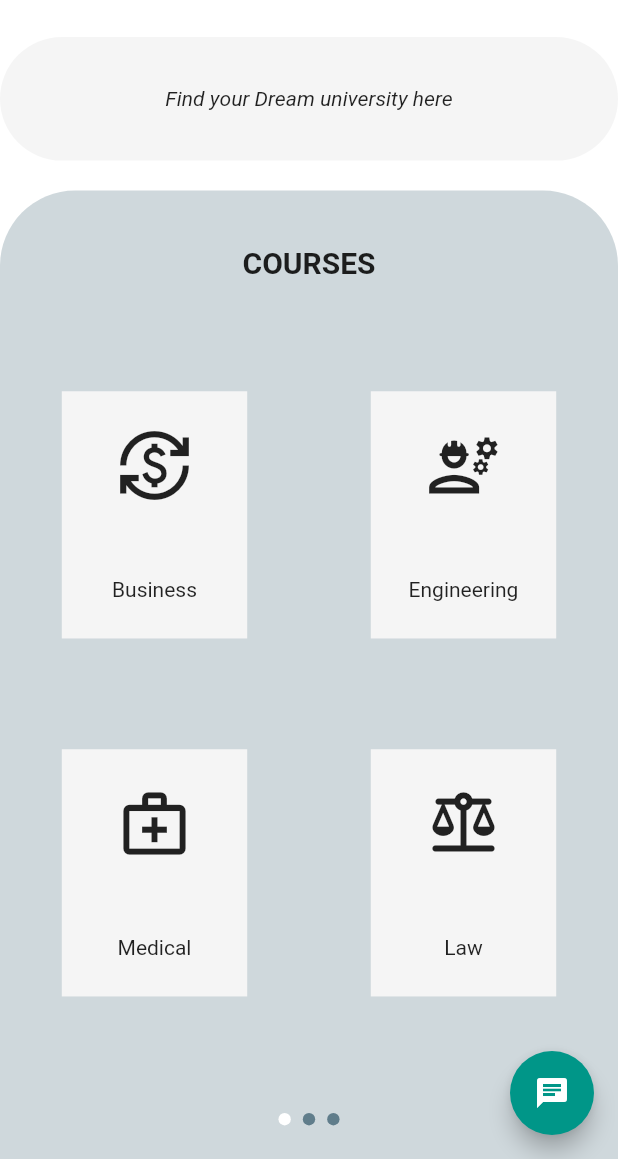
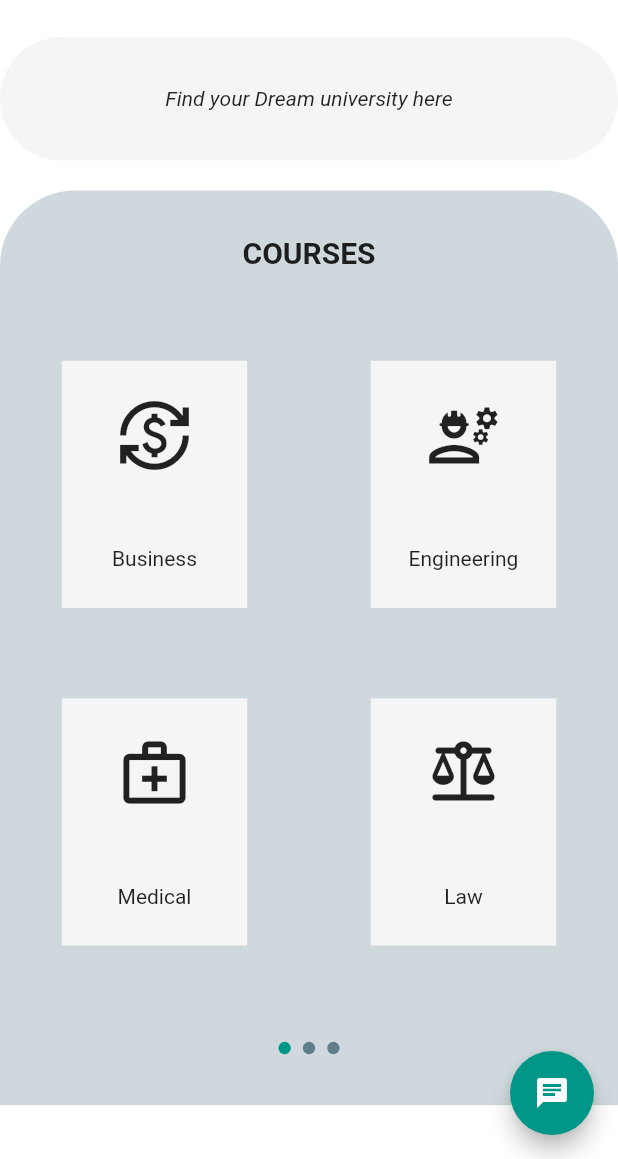
Before and after one commit to piyush-man/dreamcanada, a Flutter app: the screen it shows after launch, on a phone screen of 412 x 824 dp, the part 77-1236 px from its top. Run offline on Flutter 3.47's test engine with Material 2 defaults, Android fonts, the light colour scheme and no system bars.

Commit message:
day 2 update

```diff
--- a/lib/main.dart
+++ b/lib/main.dart
@@ -1,7 +1,32 @@
+import 'dart:async';
 import 'package:flutter/material.dart';
 import 'package:untitled/myapp.dart';
 
 void main() {
   runApp(new MaterialApp(
-      home: dreamcanada()));
+      home: DisplayLogo()));
 }
+class DisplayLogo extends StatefulWidget {
+  @override
+  _State createState() => _State();
+}
+class _State extends State<DisplayLogo> {
+  initState() {
+    super.initState();
+    ///add delay here
+    Timer(Duration(seconds: 3), () {
+      if(mounted)
+        runApp(new MaterialApp(
+            home: dreamcanada()));
+    });
+  }
+
+  @override
+  Widget build(BuildContext context) {
+    return Container(
+        color: Colors.white,
+        child: Center(
+          child: Image.asset("assets/images/logo.jpeg",height: 300,width: 300,),
+        ));
+  }
+}
--- a/lib/myapp.dart
+++ b/lib/myapp.dart
@@ -1,3 +1,4 @@
+
 import 'package:flutter/material.dart';
 import 'package:untitled/courses.dart';
 import 'package:untitled/procedure.dart';
@@ -5,6 +6,7 @@ import 'package:untitled/requirements.dart';
 import 'package:untitled/scholarships.dart';
 import 'package:untitled/search.dart';
 import 'package:untitled/universities.dart';
+import 'package:url_launcher/url_launcher.dart';
 
 class dreamcanada extends StatefulWidget {
   @override
@@ -13,7 +15,9 @@ class dreamcanada extends StatefulWidget {
 
 var home = 0;
 final formKey = GlobalKey<FormState>();
-
+final formname = TextEditingController();
+final formemail = TextEditingController();
+final formcourse = TextEditingController();
 class _dreamcanadaState extends State<dreamcanada> {
   @override
   Widget build(BuildContext context) {
@@ -36,9 +40,9 @@ class _dreamcanadaState extends State<dreamcanada> {
       ),
       drawer: Drawer(
         elevation: 20.0,
-        backgroundColor: Colors.white,
+        backgroundColor: Colors.blueGrey.shade100,
         child: ListView(
-          padding: EdgeInsets.zero,
+          padding: EdgeInsets.only(top: 60.0),
           children: [
             ListTile(
               minVerticalPadding: 20.0,
@@ -98,11 +102,13 @@ class _dreamcanadaState extends State<dreamcanada> {
                 "Get Help !",
                 style: TextStyle(fontSize: 30.0, color: Colors.black),
               ),
-              onTap: () {},
+              onTap: () {setState((){home=2;});
+                Navigator.pop(context);},
             ),
           ],
         ),
       ),
+      resizeToAvoidBottomInset: false,
       body: Container(
         child: Column(
           children: [
@@ -134,8 +140,9 @@ class _dreamcanadaState extends State<dreamcanada> {
               ),
             ),
             GestureDetector(
-              onHorizontalDragUpdate: (details) {
-                if (details.delta.dx < 0) {
+              onHorizontalDragEnd: (details) {
+                var velo=details.velocity.pixelsPerSecond;
+                if (velo.dx < 0) {
                   setState(() {
                     if (home < 2) {
                       home = home + 1;
@@ -145,7 +152,7 @@ class _dreamcanadaState extends State<dreamcanada> {
                   });
                 }
                 ;
-                if (details.delta.dx > 0) {
+                if (velo.dx > 0) {
                   setState(() {
                     if (home > 0) {
                       home = home - 1;
@@ -158,7 +165,7 @@ class _dreamcanadaState extends State<dreamcanada> {
               },
               child: Container(
                   width: MediaQuery.of(context).size.width,
-                  height: MediaQuery.of(context).size.height - 160.0,
+                  height: 0.74*MediaQuery.of(context).size.height,
                   decoration: BoxDecoration(
                       shape: BoxShape.rectangle,
                       color: Colors.blueGrey.shade100,
@@ -172,7 +179,14 @@ class _dreamcanadaState extends State<dreamcanada> {
       ),
       floatingActionButton: FloatingActionButton(
         backgroundColor: Colors.teal,
-        onPressed: () {},
+        onPressed: ()async {
+          var url = Uri.parse("mailto:assistant@dreamcanada.com");
+          if (await canLaunchUrl(url)) {
+          await launchUrl(url);
+          } else {
+          throw 'Could not launch $url';
+          }
+        },
         child: Icon(Icons.chat),
       ),
     );
@@ -309,7 +323,7 @@ class _dreamcanadaState extends State<dreamcanada> {
                       width: 0.02 * MediaQuery.of(context).size.width,
                       decoration: BoxDecoration(
                         shape: BoxShape.circle,
-                        color: Colors.white,
+                        color: Colors.teal,
                       ),
                       child: Text("")),
                 ),
@@ -499,7 +513,7 @@ class _dreamcanadaState extends State<dreamcanada> {
                         width: 0.02 * MediaQuery.of(context).size.width,
                         decoration: BoxDecoration(
                           shape: BoxShape.circle,
-                          color: Colors.white,
+                          color: Colors.teal,
                         ),
                         child: Text("")),
                   )),
@@ -524,15 +538,12 @@ class _dreamcanadaState extends State<dreamcanada> {
         ],
       );
     } else if (home == 2) {
-      final formname = TextEditingController();
-      final formemail = TextEditingController();
-      final formcourse = TextEditingController();
       return Column(
         mainAxisAlignment: MainAxisAlignment.spaceAround,
         children: [
           Center(
               child: Text(
-            "GET UPDATES",
+            "GET HELP !",
             style: TextStyle(fontWeight: FontWeight.w600, fontSize: 20.0),
           )),
           Form(
@@ -543,6 +554,7 @@ class _dreamcanadaState extends State<dreamcanada> {
                     padding: const EdgeInsets.symmetric(
                         horizontal: 60.0, vertical: 10.0),
                     child: TextFormField(
+                      textInputAction: TextInputAction.next,
                       validator: (value) {
                         if (value == null || value.isEmpty) {
                           return 'Please enter some text';
@@ -560,6 +572,7 @@ class _dreamcanadaState extends State<dreamcanada> {
                     padding: const EdgeInsets.symmetric(
                         horizontal: 60.0, vertical: 10.0),
                     child: TextFormField(
+                      textInputAction: TextInputAction.next,
                       validator: (value) {
                         if (value == null || value.isEmpty) {
                           return 'Please enter some text';
@@ -577,6 +590,7 @@ class _dreamcanadaState extends State<dreamcanada> {
                     padding: const EdgeInsets.symmetric(
                         horizontal: 60.0, vertical: 10.0),
                     child: TextFormField(
+                      textInputAction: TextInputAction.next,
                       validator: (value) {
                         if (value == null || value.isEmpty) {
                           return 'Please enter some text';
@@ -590,14 +604,19 @@ class _dreamcanadaState extends State<dreamcanada> {
                       controller: formcourse,
                     ),
                   ),
-                  ElevatedButton(
+                  RaisedButton(
+                    color: Colors.teal,
+                    splashColor: Colors.greenAccent,
+                    textColor: Colors.white,
+                    elevation: 5.0,
                     onPressed: () {
                       if (formKey.currentState!.validate()) {
                         ScaffoldMessenger.of(context).showSnackBar(
-                          const SnackBar(content: Text('Submitting Data')),
+                          const SnackBar(content: Text('Submitting Data'), backgroundColor: Colors.blueGrey,duration: Duration(seconds: 1),),
                         );
-                      }
-                      ;
+                        ScaffoldMessenger.of(context).showSnackBar(
+                            const SnackBar(content: Text('Submitted'), backgroundColor: Colors.teal,duration: Duration(seconds: 1),),);
+                      };
                       debugPrint(formname.text);
                       debugPrint(formemail.text);
                       debugPrint(formcourse.text);
@@ -654,7 +673,7 @@ class _dreamcanadaState extends State<dreamcanada> {
                         width: 0.02 * MediaQuery.of(context).size.width,
                         decoration: BoxDecoration(
                           shape: BoxShape.circle,
-                          color: Colors.white,
+                          color: Colors.teal,
                         ),
                         child: Text("")),
                   )),
```
Also changed, not shown: lib/search.dart (+12 -4 lines), lib/universities.dart (+6 -3 lines), pubspec.yaml (+6 -7 lines), assets/images/canada.png (added), assets/images/logo.jpeg (added), pubspec.lock.
